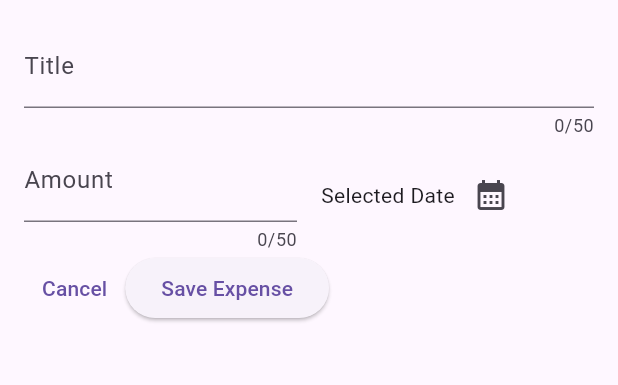
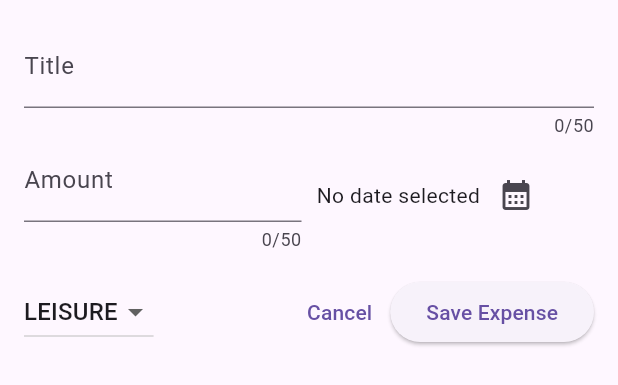
Before and after one commit to Pirate-Hunter-Zoro/Expense-Tracker, a Flutter app: the NewExpense widget shown alone on an empty page, opened directly, on a phone screen of 412 x 824 dp. Shown: the top 385 px of the screen. Run offline on Flutter 3.47's test engine with Material 3 defaults, Android fonts, the phone set to English and light mode, and no system bars.

Commit message:
added selection option for new expense category

```diff
--- a/lib/new_expense.dart
+++ b/lib/new_expense.dart
@@ -1,4 +1,5 @@
 import 'package:flutter/material.dart';
+import 'package:tracker_app/models/expense.dart';
 
 class NewExpense extends StatefulWidget {
   const NewExpense({super.key});
@@ -12,17 +13,25 @@ class NewExpense extends StatefulWidget {
 class _NewExpenseState extends State<NewExpense> {
   final _titleController = TextEditingController();
   final _amountController = TextEditingController();
+  DateTime? _selectedDate; // Could be null
+  Category _selectedCategory = Category.leisure;
 
-  void _presentDatePicker() {
+  void _presentDatePicker() async {
     final now = DateTime.now();
     // When constructing a DateTime object, the only required parameter is the year
     final firstDate = DateTime(now.year - 1, now.month, now.day);
-    showDatePicker(
+    final pickedDate = await showDatePicker(
+      // This returns a FUTURE object - which will eventually be a DateTime object
       context: context,
       initialDate: now,
       firstDate: firstDate,
       lastDate: now,
     );
+    // The following code will ONLY be executed once pickedDate is received
+    setState(() {
+      // Now the widget knows to rebuild the UI
+      _selectedDate = pickedDate;
+    });
   }
 
   @override
@@ -66,12 +75,16 @@ class _NewExpenseState extends State<NewExpense> {
                 ),
               ),
               const SizedBox(
-                width: 16,
+                width: 10,
               ),
               Expanded(
                 child: Row(
                   children: [
-                    const Text('Selected Date'),
+                    Text(
+                      _selectedDate == null
+                          ? 'No date selected'
+                          : formatter.format(_selectedDate!),
+                    ),
                     IconButton(
                       onPressed: _presentDatePicker,
                       icon: const Icon(Icons.calendar_month),
@@ -81,8 +94,33 @@ class _NewExpenseState extends State<NewExpense> {
               )
             ],
           ),
+          const SizedBox(
+            height: 16,
+          ),
           Row(
             children: [
+              DropdownButton(
+                value: _selectedCategory,
+                items: Category.values
+                    .map(
+                      (category) => DropdownMenuItem(
+                        value: category,
+                        child: Text(
+                          category.name.toUpperCase(),
+                        ),
+                      ),
+                    )
+                    .toList(),
+                onChanged: (value) {
+                  // Then set the new category, and update the UI
+                  if (value != null) {
+                    setState(() {
+                      _selectedCategory = value;
+                    });
+                  }
+                }, // Acts depending on the item selected
+              ),
+              const Spacer(),
               TextButton(
                 onPressed: () {
                   // Close out of the expense creation dialog
```
